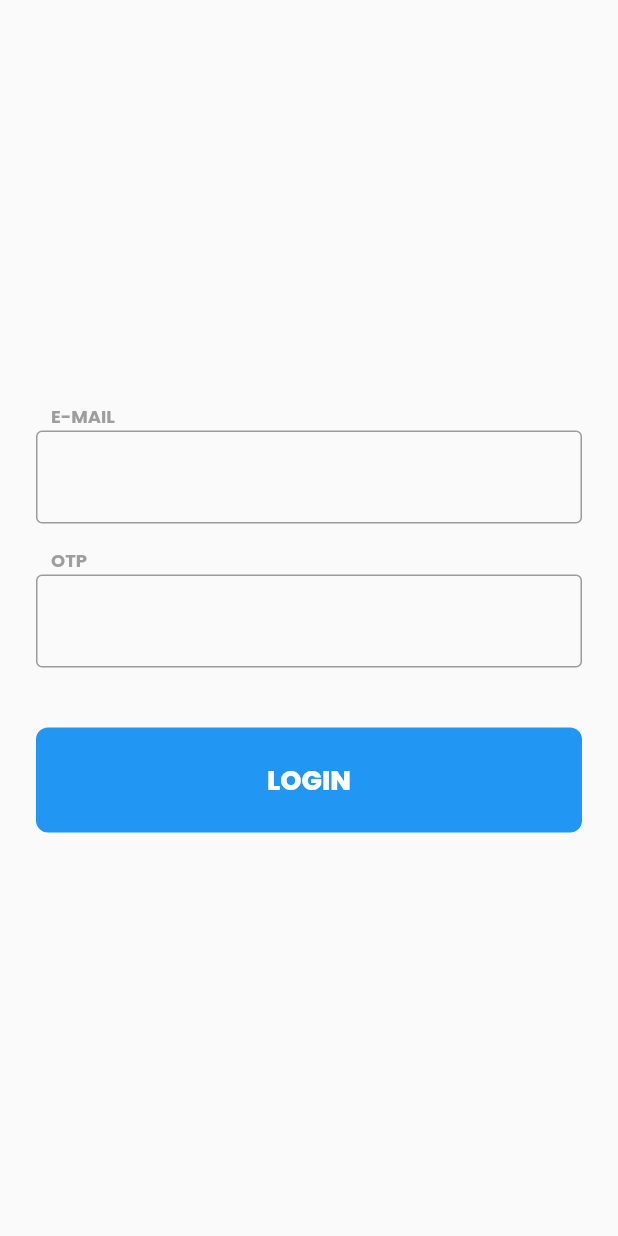
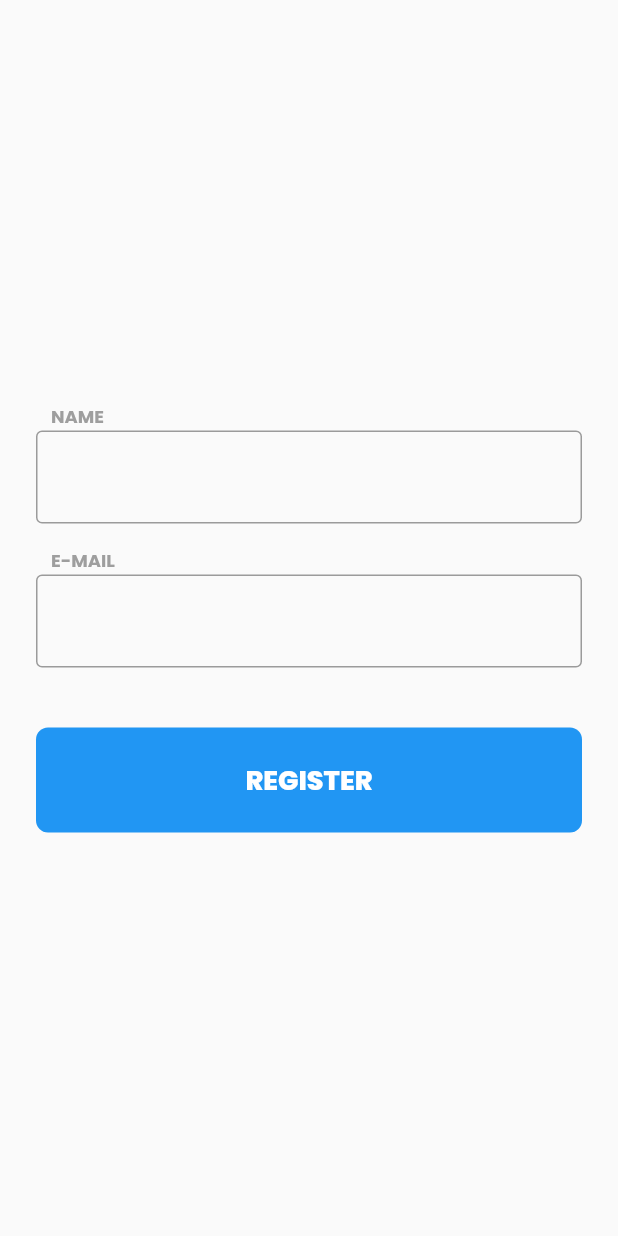
Before and after one commit to Bhaswanth-Isani/otp_login_app_project, a Flutter app: the screen it shows after launch, on a phone screen of 412 x 824 dp. Run offline on Flutter 3.47's test engine with Material 2 defaults, Android fonts, the phone set to English and light mode, and no system bars; our stand-ins replace flutter_hooks, google_fonts.

Commit message:
Added RegisterPage in register_page.dart

```diff
--- a/lib/main.dart
+++ b/lib/main.dart
@@ -1,8 +1,16 @@
 import 'package:flutter/material.dart';
+import 'package:flutter/services.dart';
 
-import 'screens/login_page.dart';
+import 'screens/register_page.dart';
+
 
 void main() {
+  SystemChrome.setSystemUIOverlayStyle(const SystemUiOverlayStyle(
+    systemNavigationBarColor: Colors.white,
+    statusBarColor: Colors.white,
+    statusBarIconBrightness: Brightness.dark,
+    statusBarBrightness: Brightness.light,
+  ));
   runApp(const MyApp());
 }
 
@@ -17,7 +25,7 @@ class MyApp extends StatelessWidget {
       theme: ThemeData(
         primarySwatch: Colors.blue,
       ),
-      home: const LoginPage(),
+      home: const RegisterPage(),
     );
   }
 }
--- /dev/null
+++ b/lib/screens/register_page.dart
@@ -0,0 +1,47 @@
+import 'package:flutter/material.dart';
+import 'package:flutter_hooks/flutter_hooks.dart';
+
+import '../widgets/submit_button.dart';
+import '../widgets/text_input_field.dart';
+
+class RegisterPage extends HookWidget {
+  const RegisterPage({Key? key}) : super(key: key);
+
+  @override
+  Widget build(BuildContext context) {
+    final TextEditingController nameController = useTextEditingController();
+    final TextEditingController emailController = useTextEditingController();
+    return SafeArea(
+      child: Scaffold(
+        body: Padding(
+          padding: const EdgeInsets.symmetric(horizontal: 24),
+          child: Column(
+            crossAxisAlignment: CrossAxisAlignment.start,
+            mainAxisAlignment: MainAxisAlignment.center,
+            children: [
+              TextInputField(
+                textEditingController: nameController,
+                title: "NAME",
+                textInputType: TextInputType.text,
+              ),
+              const SizedBox(height: 16),
+              TextInputField(
+                textEditingController: emailController,
+                title: "E-MAIL",
+                textInputType: TextInputType.emailAddress,
+              ),
+              const SizedBox(height: 40),
+              SubmitButton(
+                onTap: () {
+                  debugPrint(nameController.value.text);
+                  debugPrint(emailController.value.text);
+                },
+                label: "REGISTER",
+              ),
+            ],
+          ),
+        ),
+      ),
+    );
+  }
+}
```
